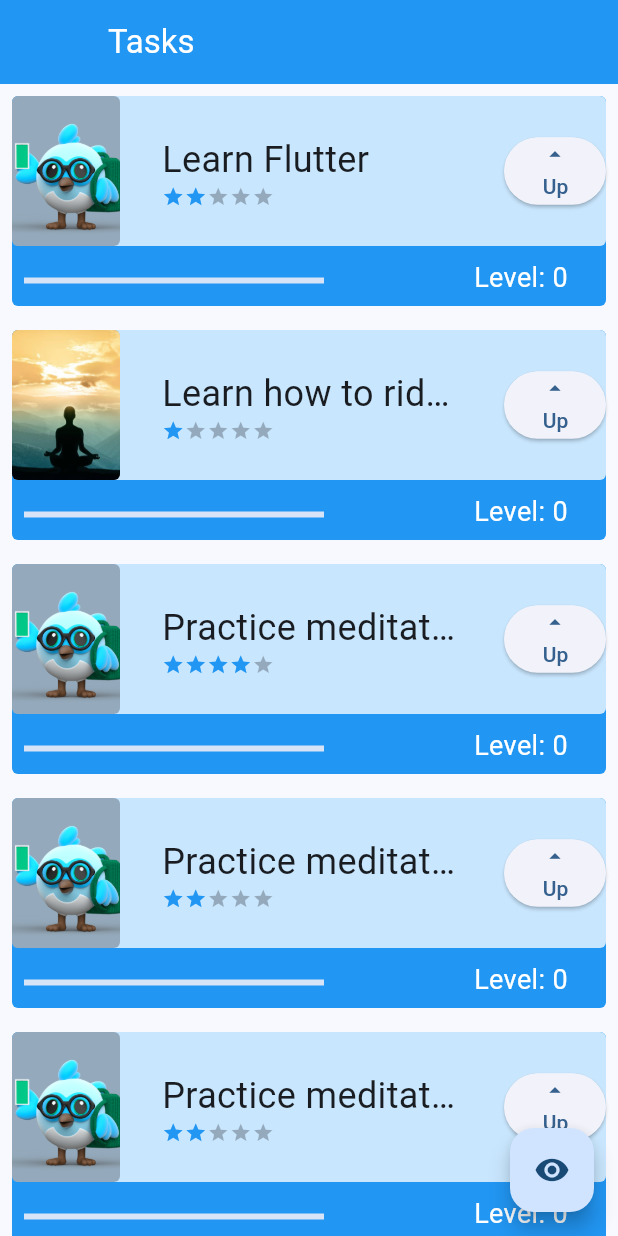
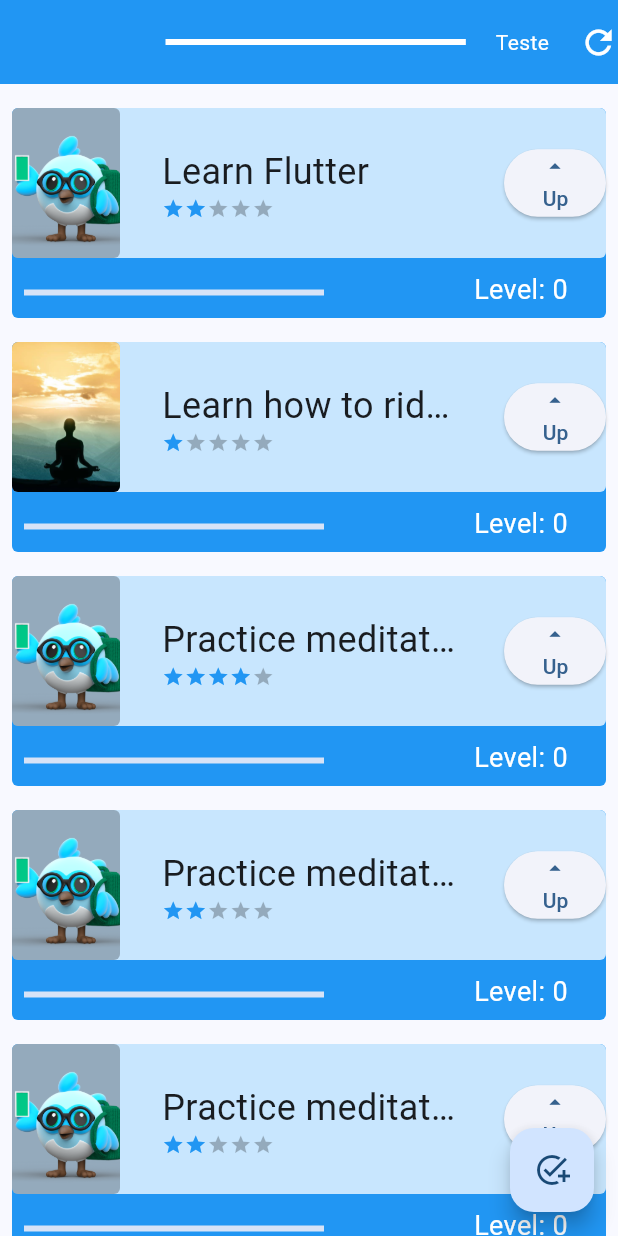
Before and after one commit to Bia1106/app_tasks_alura, a Flutter app: the screen it shows after launch, on a phone screen of 412 x 824 dp. Run offline on Flutter 3.47's test engine with Material 3 defaults, Android fonts, the phone set to English and light mode, and no system bars.

```diff
--- a/lib/components/task.dart
+++ b/lib/components/task.dart
@@ -7,14 +7,13 @@ class Task extends StatefulWidget {
   final String taskName;
   final String photo;
   final int difficulty;
-  const Task(this.taskName, this.photo, {super.key, required this.difficulty});
-
+  Task(this.taskName, this.photo, {super.key, required this.difficulty});
+  int level = 0;
   @override
   State<Task> createState() => _TaskState();
 }
 
 class _TaskState extends State<Task> {
-  int level = 0;
   Color _containerColor = Colors.blue;
 
   // Function to change the color
@@ -23,6 +22,13 @@ class _TaskState extends State<Task> {
     _containerColor =
         Colors.primaries[Random().nextInt(Colors.primaries.length)];
     return _containerColor;
+  }
+
+  assetOrNetwork() {
+    if (widget.photo.contains('http') || widget.photo.contains('https')) {
+      return false;
+    }
+    return true;
   }
 
   @override
@@ -57,10 +63,15 @@ class _TaskState extends State<Task> {
                     height: 100,
                     child: ClipRRect(
                       borderRadius: BorderRadius.circular(4),
-                      child: Image.asset(
-                        widget.photo,
-                        fit: BoxFit.cover,
-                      ),
+                      child: assetOrNetwork()
+                          ? Image.asset(
+                              widget.photo,
+                              fit: BoxFit.cover,
+                            )
+                          : Image.network(
+                              widget.photo,
+                              fit: BoxFit.cover,
+                            ),
                     ),
                   ),
                   Column(
@@ -85,9 +96,9 @@ class _TaskState extends State<Task> {
                     width: 68,
                     child: ElevatedButton(
                       onPressed: () => setState(() {
-                        level++;
-                        if (level == widget.difficulty * 10) {
-                          level = 0;
+                        widget.level++;
+                        if (widget.level == widget.difficulty * 10) {
+                          widget.level = 0;
                           _containerColor = _changeColor();
                         }
                       }),
@@ -114,7 +125,7 @@ class _TaskState extends State<Task> {
                     child: LinearProgressIndicator(
                       color: Colors.white,
                       value: widget.difficulty > 0
-                          ? (level / widget.difficulty) / 10
+                          ? (widget.level / widget.difficulty) / 10
                           : 1,
                     ),
                   ),
@@ -122,7 +133,7 @@ class _TaskState extends State<Task> {
                 Padding(
                   padding: const EdgeInsets.only(top: 8.0),
                   child: Text(
-                    'Level: $level',
+                    'Level: ${widget.level}',
                     style: const TextStyle(
                       fontSize: 18,
                       color: Colors.white,
--- /dev/null
+++ b/lib/data/task_inhetited.dart
@@ -0,0 +1,34 @@
+import 'package:app_tasks_alura/components/task.dart';
+import 'package:flutter/material.dart';
+
+class TaskInherited extends InheritedWidget {
+  TaskInherited({super.key, required this.child}) : super(child: child);
+
+  final Widget child;
+  final List<Task> taskList = [
+    Task('Learn Flutter', 'assets/images/dash.png', difficulty: 2),
+    Task('Learn how to ride a bike', 'assets/images/meditation.jpeg',
+        difficulty: 1),
+    Task('Practice meditation', 'assets/images/dash.png', difficulty: 4),
+    Task('Practice meditation', 'assets/images/dash.png', difficulty: 2),
+    Task('Practice meditation', 'assets/images/dash.png', difficulty: 2),
+    Task('Practice meditation', 'assets/images/dash.png', difficulty: 3),
+    Task('Practice meditation', 'assets/images/dash.png', difficulty: 1),
+    Task('Practice meditation', 'assets/images/dash.png', difficulty: 5),
+  ];
+
+  newTask(String name, String photo, int difficulty) {
+    taskList.add(Task(name, photo, difficulty: difficulty));
+  }
+
+  static TaskInherited? of(BuildContext context) {
+    return context.dependOnInheritedWidgetOfExactType<TaskInherited>();
+  }
+
+  @override
+  bool updateShouldNotify(TaskInherited oldWidget) {
+    // tem o poder de pegar o estado antigo de uma variável usando o odlWidget.variavel.infomacaoDesejada comparado ao estado atual
+    // variavel.informacaoDesejada
+    return oldWidget.taskList.length != taskList.length;
+  }
+}
--- a/lib/main.dart
+++ b/lib/main.dart
@@ -1,3 +1,5 @@
+import 'package:app_tasks_alura/data/task_inhetited.dart';
+import 'package:app_tasks_alura/screens/task_form.dart';
 import 'package:app_tasks_alura/screens/tasks.dart';
 import 'package:flutter/material.dart';
 
@@ -11,6 +13,10 @@ class MyApp extends StatelessWidget {
   Widget build(BuildContext context) {
     return MaterialApp(
       title: 'My Tasks',
+      // routes: {    forma mais dinâmica
+      //   '/': (context) => const Tasks(),
+      //   '/form': (context) => const TaskForm(),
+      // },
       theme: ThemeData(
         // This is the theme of your application.
         //
@@ -30,7 +36,9 @@ class MyApp extends StatelessWidget {
         colorScheme: ColorScheme.fromSeed(seedColor: Colors.blue),
         useMaterial3: true,
       ),
-      home: const Tasks(),
+      home: TaskInherited(
+        child: const Tasks(),
+      ),
     );
   }
 }
--- a/lib/screens/tasks.dart
+++ b/lib/screens/tasks.dart
@@ -1,4 +1,6 @@
 import 'package:app_tasks_alura/components/task.dart';
+import 'package:app_tasks_alura/data/task_inhetited.dart';
+import 'package:app_tasks_alura/screens/task_form.dart';
 import 'package:flutter/material.dart';
 
 class Tasks extends StatefulWidget {
@@ -22,37 +24,70 @@ class _TasksState extends State<Tasks> {
           ),
         ),
         backgroundColor: Colors.blue,
+        actions: [
+          Row(
+            mainAxisAlignment: MainAxisAlignment.spaceBetween,
+            crossAxisAlignment: CrossAxisAlignment.center,
+            children: [
+              const Padding(
+                padding: EdgeInsets.only(right: 20.0),
+                child: SizedBox(
+                  width: 200,
+                  child: LinearProgressIndicator(
+                    color: Colors.white,
+                    value: 1,
+                  ),
+                ),
+              ),
+              const Padding(
+                padding: EdgeInsets.only(right: 20.0),
+                child: Text(
+                  'Teste',
+                  style: TextStyle(
+                    color: Colors.white,
+                  ),
+                ),
+              ),
+              GestureDetector(
+                onTap: () => debugPrint('Clicked'),
+                child: const Icon(
+                  Icons.refresh,
+                  size: 26.0,
+                  color: Colors.white,
+                ),
+              ),
+            ],
+          ),
+        ],
       ),
       body: AnimatedOpacity(
+        //se torna desnecessário quando as linhas 53 a 58 estão comentadas porém pretendo utilizar mais tarde com outro botão
         opacity: opacity ? 1 : 0,
         duration: const Duration(milliseconds: 2000),
         child: ListView(
-          children: const [
-            Task('Learn Flutter', 'assets/images/dash.png', difficulty: 2),
-            Task('Learn how to ride a bike', 'assets/images/meditation.jpeg',
-                difficulty: 1),
-            Task('Practice meditation', 'assets/images/dash.png',
-                difficulty: 4),
-            Task('Practice meditation', 'assets/images/dash.png',
-                difficulty: 2),
-            Task('Practice meditation', 'assets/images/dash.png',
-                difficulty: 2),
-            Task('Practice meditation', 'assets/images/dash.png',
-                difficulty: 3),
-            Task('Practice meditation', 'assets/images/dash.png',
-                difficulty: 1),
-            Task('Practice meditation', 'assets/images/dash.png',
-                difficulty: 5),
-            SizedBox(
-              height: 80,
-            ),
-          ],
+          padding: const EdgeInsets.only(top: 8, bottom: 70),
+          children: TaskInherited.of(context)!.taskList,
         ),
       ),
+      // floatingActionButton: FloatingActionButton(
+      //   onPressed: () => setState(() => opacity = !opacity),
+      //   child: const Icon(
+      //     Icons.remove_red_eye,
+      //   ),
+      // ),
       floatingActionButton: FloatingActionButton(
-        onPressed: () => setState(() => opacity = !opacity),
+        // onPressed: () => Navigator.pushNamed(context, '/form'), formas mais dinâmica
+        onPressed: () => Navigator.push(
+            context,
+            MaterialPageRoute(
+                builder: (contextNew) => TaskForm(
+                      // nesse caso diferecia-se esse context para mostrar que está sendo buildado um contexto novo e como precisamos do contexto que vem de fora, o contexto da lista
+                      // muda-se o nome da variável pra ficar mais fácil a visualização de que o contexto passado para o TaskForm é o de Tasks e não o dele mesmo
+                      //(que é novo e não) contém as informações que precisamos
+                      taskContext: context,
+                    ))),
         child: const Icon(
-          Icons.remove_red_eye,
+          Icons.add_task,
         ),
       ),
     );
```
Also changed, not shown: lib/screens/task_form.dart (added, +179 -0 lines).
